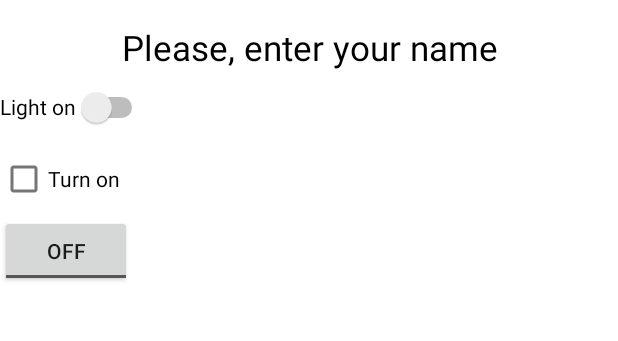
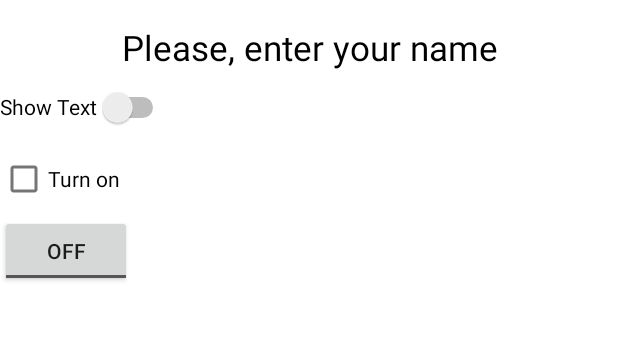
Before and after one commit to VolokhinAlex/Android-Calculator, an Android app: the screen it shows after launch (MainActivity), after a tap on "CLICK", on a phone screen of 412 x 824 dp, the part 304-645 px from its top. Run offline under Robolectric (Android 15) with nearby library versions, the light colour scheme and no system bars.

Commit message:
Добавил метод для работы с элементами checkBox и Switch.

```diff
--- a/app/src/main/java/com/example/java/android1/javaandroid1calculator/MainActivity.java
+++ b/app/src/main/java/com/example/java/android1/javaandroid1calculator/MainActivity.java
@@ -4,9 +4,13 @@ import androidx.appcompat.app.AppCompatActivity;
 
 import android.content.Intent;
 import android.os.Bundle;
+import android.view.View;
 import android.widget.Button;
+import android.widget.CheckBox;
 import android.widget.EditText;
+import android.widget.Switch;
 import android.widget.TextView;
+import android.widget.ToggleButton;
 
 public class MainActivity extends AppCompatActivity {
 
@@ -16,6 +20,7 @@ public class MainActivity extends AppCompatActivity {
         setContentView(R.layout.activity_main);
         onShowFirstName();
         switchActivity();
+        actionsWithCheckBoxAndSwitch();
     }
 
     private void switchActivity() {
@@ -28,7 +33,7 @@ public class MainActivity extends AppCompatActivity {
 
     private void onShowFirstName() {
         Button showName = findViewById(R.id.show_name);
-        EditText inputFirstName = findViewById(R.id.name);
+        EditText inputFirstName = findViewById(R.id.input_first_name);
         TextView firstName = findViewById(R.id.first_name);
         showName.setOnClickListener(click -> {
             if (!String.valueOf(inputFirstName.getText()).trim().equals("")) {
@@ -38,4 +43,27 @@ public class MainActivity extends AppCompatActivity {
             }
         });
     }
+
+    private void actionsWithCheckBoxAndSwitch() {
+        CheckBox checkBox = findViewById(R.id.checkbox);
+        Switch showOrCloseText = findViewById(R.id.switch_turn);
+        TextView textView = findViewById(R.id.hello_android_text);
+        checkBox.setOnClickListener(event -> {
+            if (checkBox.isChecked()) {
+                checkBox.setText("Turn off");
+            } else {
+                checkBox.setText("Turn on");
+            }
+        });
+        showOrCloseText.setOnClickListener(event -> {
+            if (showOrCloseText.isChecked()) {
+                showOrCloseText.setText("Close Text");
+                textView.setVisibility(View.VISIBLE);
+            } else {
+                showOrCloseText.setText("Show Text");
+                textView.setVisibility(View.GONE);
+            }
+        });
+    }
+
 }
--- a/app/src/main/res/layout/activity_main.xml
+++ b/app/src/main/res/layout/activity_main.xml
@@ -28,7 +28,7 @@
         android:orientation="horizontal">
 
         <EditText
-            android:id="@+id/name"
+            android:id="@+id/input_first_name"
             android:layout_width="wrap_content"
             android:layout_height="wrap_content"
             android:layout_gravity="center"
@@ -61,8 +61,16 @@
         android:layout_width="wrap_content"
         android:layout_height="wrap_content"
         android:minHeight="48dp"
-        android:text="@string/light_on"
+        android:text="@string/show_text"
         tools:ignore="UseSwitchCompatOrMaterialXml" />
+
+    <TextView
+        android:id="@+id/hello_android_text"
+        android:layout_width="match_parent"
+        android:layout_height="wrap_content"
+        android:visibility="gone"
+        android:textSize="20sp"
+        android:text="@string/hello_android"/>
 
     <CheckBox
         android:id="@+id/checkbox"
--- a/app/src/main/res/values/strings.xml
+++ b/app/src/main/res/values/strings.xml
@@ -1,7 +1,7 @@
 <resources>
     <string name="app_name">First App</string>
     <string name="click">Click</string>
-    <string name="light_on">Light on</string>
+    <string name="show_text">Show Text</string>
     <string name="turn_on">Turn on</string>
     <string name="edittext">EditText</string>
     <string name="first_text_view">First Text View</string>
@@ -27,4 +27,5 @@
     <string name="form_activity">Form Activity</string>
     <string name="main_activity">Main Activity</string>
     <string name="first_name">First Name</string>
+    <string name="hello_android">Hello Android</string>
 </resources>
```
